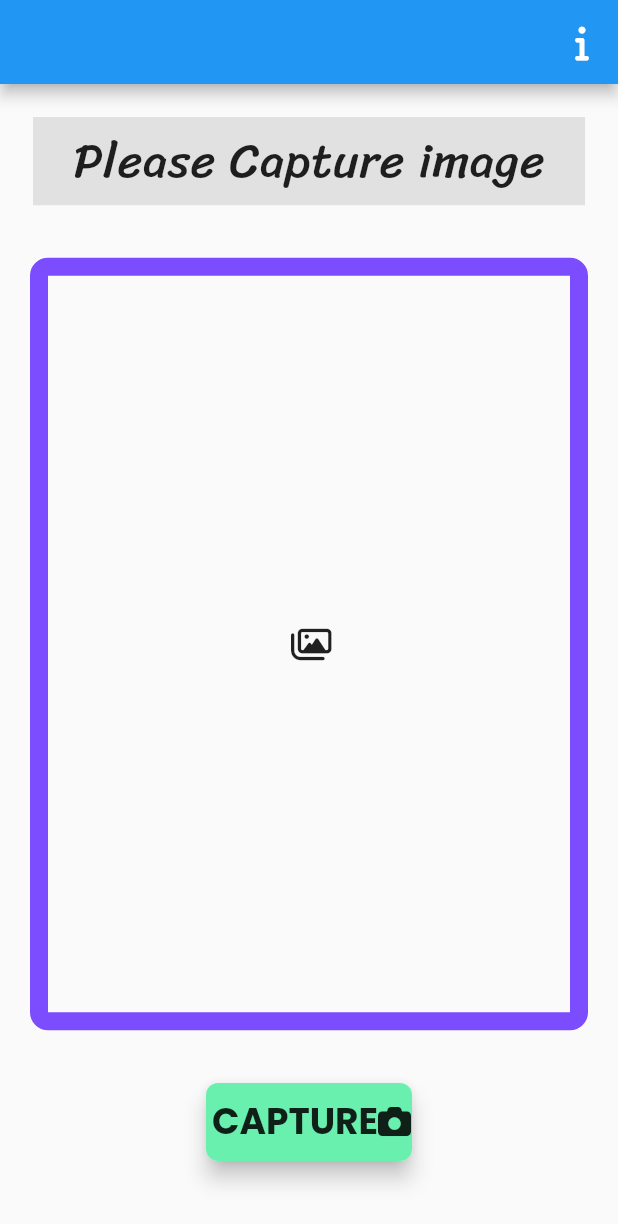
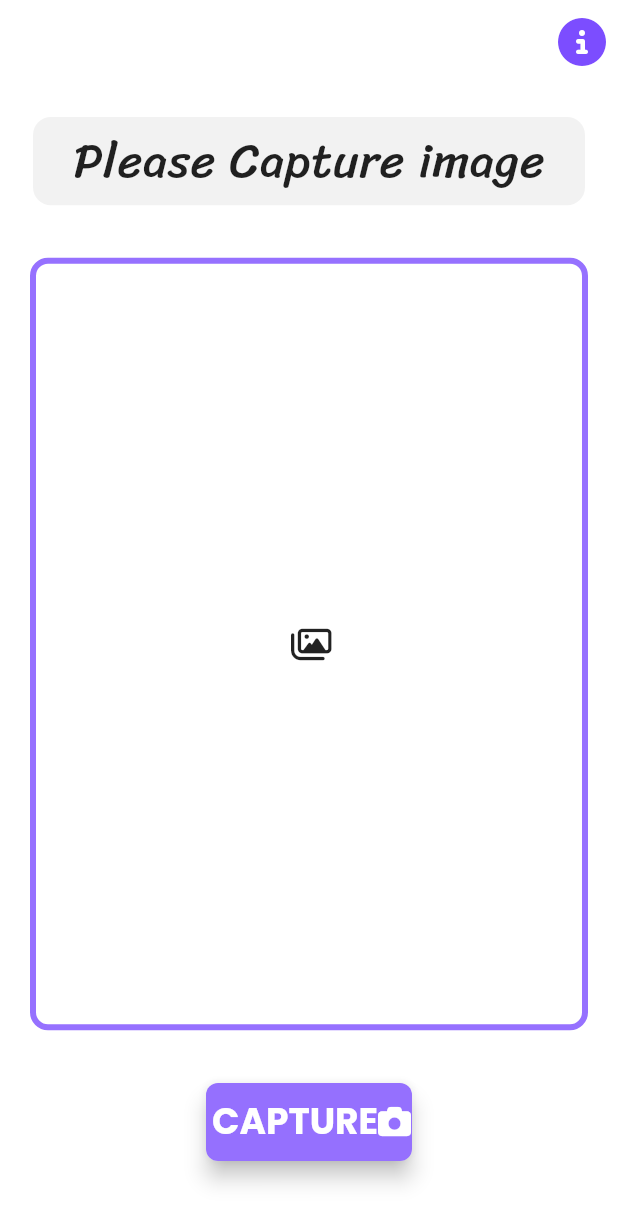
Before and after one commit to babasahi/Nebat, a Flutter app: the screen it shows after launch, on a phone screen of 412 x 824 dp. Shown: the top 1224 px of the screen. Run offline on Flutter 3.47's test engine with Material 2 defaults, Android fonts, the light colour scheme and no system bars; drawn by our look-alikes of modal_progress_hud_nsn; our stand-ins replace font_awesome_flutter, image_picker, photo_view; missing offline and left inert: beautiful_soup_dart.

Commit message:
finished enhancing

```diff
--- a/lib/components/home_screen_components.dart
+++ b/lib/components/home_screen_components.dart
@@ -33,7 +33,8 @@ class _CameraWidgetState extends State<CameraWidget> {
         margin: const EdgeInsets.symmetric(horizontal: 20),
         decoration: BoxDecoration(
           borderRadius: const BorderRadius.all(Radius.circular(12)),
-          border: Border.all(width: 12, color: Colors.deepPurpleAccent),
+          border: Border.all(
+              width: 4, color: Colors.deepPurpleAccent.withOpacity(0.8)),
         ),
         child: Provider.of<IdentificationProvider>(context).isImageSet
             ? Center(
@@ -98,7 +99,9 @@ class PlantNameWidget extends StatelessWidget {
       width: double.infinity,
       margin: const EdgeInsets.symmetric(vertical: 22, horizontal: 22),
       height: MediaQuery.of(context).size.height / 14,
-      decoration: BoxDecoration(color: Colors.black.withOpacity(0.1)),
+      decoration: BoxDecoration(
+          borderRadius: const BorderRadius.all(Radius.circular(12)),
+          color: Colors.black.withOpacity(0.05)),
       child: Center(
           child: Text(
         Provider.of<IdentificationProvider>(context).isImageSet
@@ -117,9 +120,9 @@ class ButtonWidget extends StatelessWidget {
   @override
   Widget build(BuildContext context) {
     return Container(
-      decoration: const BoxDecoration(
-          color: Colors.greenAccent,
-          borderRadius: BorderRadius.all(Radius.circular(8))),
+      decoration: BoxDecoration(
+          color: kPrimaryColor.withOpacity(0.8),
+          borderRadius: const BorderRadius.all(Radius.circular(8))),
       padding: const EdgeInsets.symmetric(vertical: 8, horizontal: 4),
       width: MediaQuery.of(context).size.width / 3,
       child: Row(
@@ -130,12 +133,14 @@ class ButtonWidget extends StatelessWidget {
             text,
             style: const TextStyle(
               fontSize: 24,
+              color: kSecondaryColor,
               fontFamily: 'Poppins',
               fontWeight: FontWeight.bold,
             ),
           ),
           Icon(
             icon,
+            color: kSecondaryColor,
             size: 22,
           )
         ],
--- a/lib/constants.dart
+++ b/lib/constants.dart
@@ -12,4 +12,7 @@ const kWhoAreWeStyle = TextStyle(
   fontWeight: FontWeight.normal,
   fontSize: 22,
 );
-const Color kSecondaryColor = Colors.deepPurple;
+
+// COLORS
+const Color kSecondaryColor = Colors.white;
+const Color kPrimaryColor = Colors.deepPurpleAccent;
--- a/lib/screens/home_screen.dart
+++ b/lib/screens/home_screen.dart
@@ -17,7 +17,10 @@ class _HomePageState extends State<HomePage> {
   @override
   Widget build(BuildContext context) {
     return Scaffold(
+      backgroundColor: Colors.white,
       appBar: AppBar(
+        backgroundColor: Colors.white,
+        elevation: 0,
         actions: [
           GestureDetector(
               onTap: () {
@@ -28,8 +31,12 @@ class _HomePageState extends State<HomePage> {
                     ));
               },
               child: const Padding(
-                padding: EdgeInsets.symmetric(horizontal: 12),
-                child: Icon(FontAwesomeIcons.info),
+                padding: EdgeInsets.symmetric(horizontal: 8),
+                child: Icon(
+                  FontAwesomeIcons.circleInfo,
+                  color: Colors.deepPurpleAccent,
+                  size: 32,
+                ),
               ))
         ],
       ),
```
Also changed, not shown: lib/screens/who_am_i_screen.dart (+30 -66 lines).
